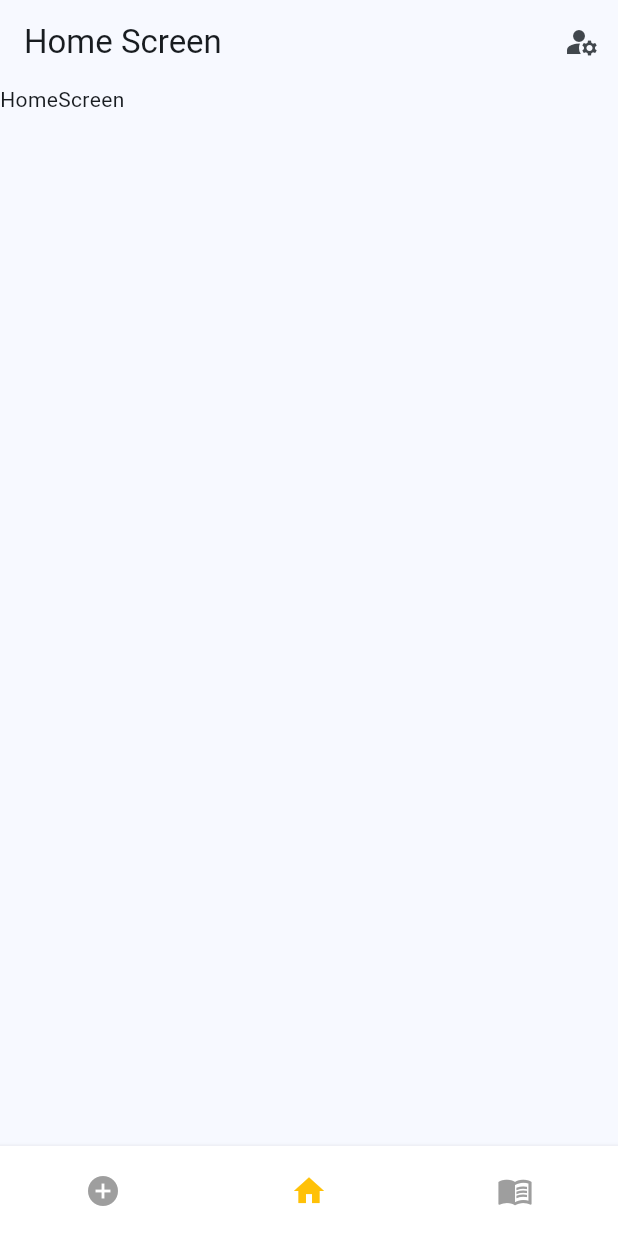
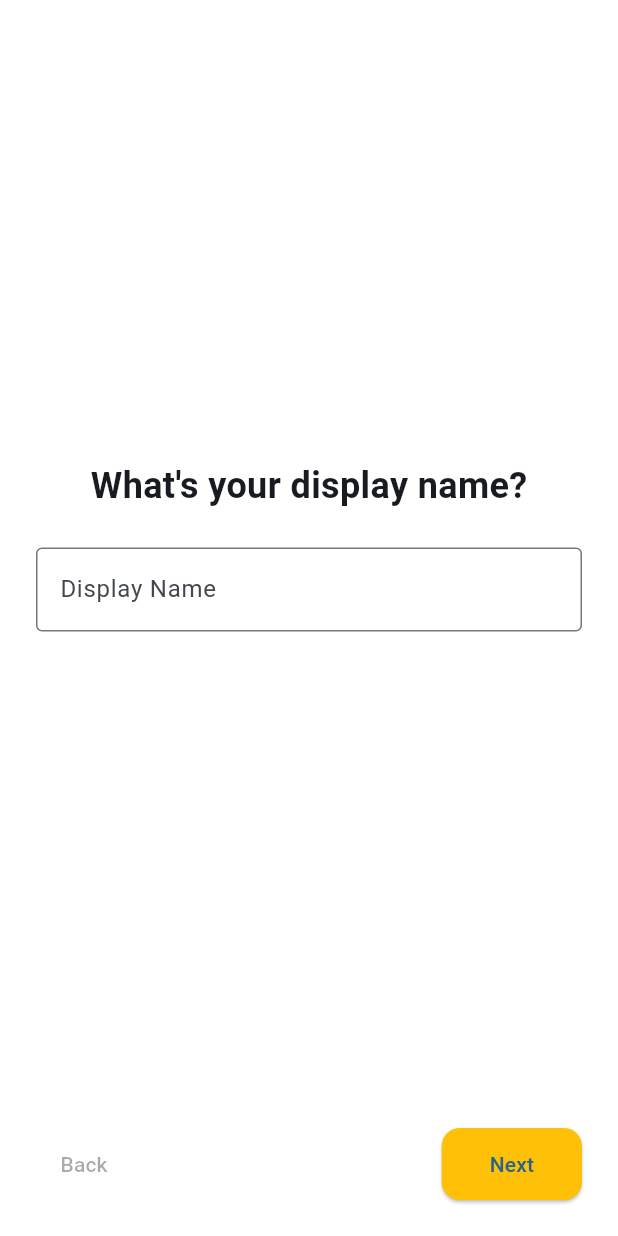
Before and after one commit to LaithAlwani/recipe-book, a Flutter app: the screen it shows once a user with an empty profile is signed in, on a phone screen of 412 x 824 dp. Run offline on Flutter 3.47's test engine with Material 3 defaults, Android fonts, the light colour scheme and no system bars; our stand-ins replace firebase_auth, firebase_core, flutter_riverpod, google_sign_in, image_picker; accounts and stored records are empty.

Commit message:
created sperate files for onboadring steps

```diff
--- a/lib/main.dart
+++ b/lib/main.dart
@@ -4,6 +4,7 @@ import 'package:recipe_book/firebase_options.dart';
 import 'package:recipe_book/models/app_user.dart';
 import 'package:recipe_book/provider/auth_provider.dart';
 import 'package:recipe_book/screens/main_layout.dart';
+import 'package:recipe_book/screens/onboadring/onboarding_screen.dart';
 import 'package:recipe_book/screens/wlecome/welcome.dart';
 import 'package:flutter_riverpod/flutter_riverpod.dart';
 
@@ -33,7 +34,7 @@ class MyApp extends StatelessWidget {
           return user.when(
             data: (value) {
               if (value == null) return const WelcomeScreen();
-              return MainLayout(user: value);
+              return OnboardingScreen(user: value);
             },
             error: (error, stack) =>
                 Center(child: Text("Error loading auth status: $error")),
--- /dev/null
+++ b/lib/screens/onboadring/onboadring_name.dart
@@ -0,0 +1,32 @@
+
+import 'package:flutter/material.dart';
+
+class OnboadringName extends StatelessWidget {
+  const OnboadringName({super.key, required this.nameController});
+  final TextEditingController nameController;
+
+  @override
+  Widget build(BuildContext context) {
+    return Padding(
+      padding: const EdgeInsets.all(24.0),
+      child: Column(
+        mainAxisAlignment: MainAxisAlignment.center,
+        children: [
+          const Text(
+            "What's your display name?",
+            style: TextStyle(fontSize: 24, fontWeight: FontWeight.bold),
+          ),
+          const SizedBox(height: 24),
+          TextField(
+
+            controller: nameController,
+            decoration: const InputDecoration(
+              labelText: "Display Name",
+              border: OutlineInputBorder(),
+            ),
+          ),
+        ],
+      ),
+    );
+  }
+}
--- /dev/null
+++ b/lib/screens/onboadring/onboarding_screen.dart
@@ -0,0 +1,116 @@
+import 'dart:io';
+import 'package:flutter/material.dart';
+import 'package:recipe_book/models/app_user.dart';
+import 'package:recipe_book/screens/main_layout.dart';
+import 'package:recipe_book/screens/onboadring/onboadring_name.dart';
+import 'package:recipe_book/screens/onboadring/onboarding_image.dart';
+import 'package:recipe_book/shared/image_picker_widget.dart';
+
+class OnboardingScreen extends StatefulWidget {
+  const OnboardingScreen({super.key, required this.user});
+
+  final AppUser? user;
+
+  @override
+  State<OnboardingScreen> createState() => _OnboardingScreenState();
+}
+
+class _OnboardingScreenState extends State<OnboardingScreen> {
+  final PageController _controller = PageController();
+  int _currentPage = 0;
+  final TextEditingController _nameController = TextEditingController();
+  File? _selectedImageFile;
+
+  final int totalPages = 2;
+
+  void _nextPage() {
+    if (_currentPage < totalPages - 1) {
+      _controller.nextPage(
+        duration: const Duration(milliseconds: 400),
+        curve: Curves.easeInOut,
+      );
+    } else {
+      _submitOnboarding();
+    }
+  }
+
+  void _previousPage() {
+    if (_currentPage > 0) {
+      _controller.previousPage(
+        duration: const Duration(milliseconds: 400),
+        curve: Curves.easeInOut,
+      );
+    }
+  }
+
+  void _submitOnboarding() {
+    // Save user data (to Firestore, local storage, etc.)
+    debugPrint("Name: ${_nameController.text}");
+    debugPrint("Image: $_selectedImageFile");
+
+    // Navigate to home
+    // Navigator.pushReplacement(
+    //   context,
+    //   MaterialPageRoute(builder: (context) => MainLayout(user: widget.user)),
+    // );
+  }
+
+  @override
+  Widget build(BuildContext context) {
+    return Scaffold(
+      backgroundColor: Colors.white,
+      body: SafeArea(
+        child: Column(
+          children: [
+            Expanded(
+              child: PageView(
+                controller: _controller,
+                physics: const NeverScrollableScrollPhysics(),
+                onPageChanged: (index) => setState(() => _currentPage = index),
+                children: [
+                  OnboadringName(nameController: _nameController ),
+                  OnboardingImage(
+                    selectedImage: (file) {
+                      _selectedImageFile = file;
+                    },
+                  ),
+                ],
+              ),
+            ),
+            _buildBottomBar(),
+          ],
+        ),
+      ),
+    );
+  }
+
+  Widget _buildBottomBar() {
+    return Padding(
+      padding: const EdgeInsets.all(24.0),
+      child: Row(
+        mainAxisAlignment: MainAxisAlignment.spaceBetween,
+        children: [
+          TextButton(
+            onPressed: _currentPage > 0 ? _previousPage : null,
+            style: TextButton.styleFrom(
+              foregroundColor: _currentPage > 0 ? Colors.blue : Colors.grey,
+            ),
+            child: const Text("Back"),
+          ),
+
+          ElevatedButton(
+            onPressed: _nextPage,
+            style: ElevatedButton.styleFrom(
+              backgroundColor: Colors.amber,
+              shape: RoundedRectangleBorder(
+                borderRadius: BorderRadius.circular(12),
+              ),
+              padding: const EdgeInsets.symmetric(horizontal: 32, vertical: 14),
+            ),
+            child: Text(_currentPage == totalPages - 1 ? "Finish" : "Next"),
+          ),
+        ],
+      ),
+    );
+  }
+}
--- a/lib/screens/wlecome/signin.dart
+++ b/lib/screens/wlecome/signin.dart
@@ -1,5 +1,5 @@
 import 'package:flutter/material.dart';
-import 'package:recipe_book/screens/onboarding_screen.dart';
+import 'package:recipe_book/screens/onboadring/onboarding_screen.dart';
 import 'package:recipe_book/services/auth_service.dart';
 
 class SignInForm extends StatefulWidget {
--- a/lib/screens/wlecome/signup.dart
+++ b/lib/screens/wlecome/signup.dart
@@ -1,5 +1,5 @@
 import 'package:flutter/material.dart';
-import 'package:recipe_book/screens/onboarding_screen.dart';
+import 'package:recipe_book/screens/onboadring/onboarding_screen.dart';
 import 'package:recipe_book/services/auth_service.dart';
 
 class SignUpFrom extends StatefulWidget {
```
Also changed, not shown: lib/screens/onboadring/onboarding_image.dart (added, +30 -0 lines), lib/screens/onboarding_screen.dart (deleted, +0 -255 lines).
